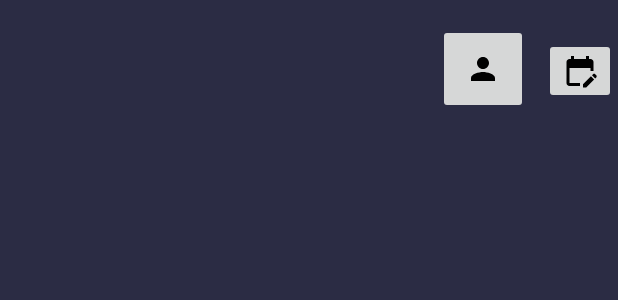
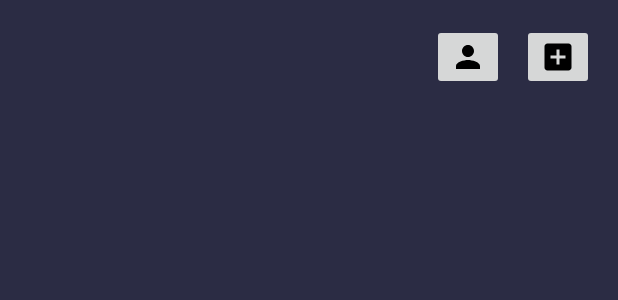
Before and after one commit to DenKho1/ScheduleCalendar, an Android app: the layout activity_event_sched.xml on its own in the app's theme, with its tools: preview values and no code run, on a phone screen of 412 x 824 dp. Shown: the top 300 px of the screen. Run offline under Robolectric (Android 15) with nearby library versions, the phone set to English and light mode, and no system bars.

Commit message:
added some view switches

```diff
--- a/app/build.gradle
+++ b/app/build.gradle
@@ -34,8 +34,10 @@
 
 dependencies {
 
+    //noinspection GradleCompatible
     implementation 'com.android.support:appcompat-v7:28.0.0'
     implementation 'com.android.support.constraint:constraint-layout:2.0.4'
+    //noinspection GradleCompatible
     implementation 'com.android.support:design:28.0.0'
     testImplementation 'junit:junit:4.13.2'
     androidTestImplementation 'com.android.support.test:runner:1.0.2'
--- a/app/src/main/AndroidManifest.xml
+++ b/app/src/main/AndroidManifest.xml
@@ -33,6 +33,9 @@
             android:name=".Register"
             android:exported="false" />
         <activity
+            android:name=".EventSchedule"
+            android:exported="false" />
+        <activity
             android:name=".MainActivity"
             android:exported="true">
             <intent-filter>
--- a/app/src/main/java/com/mobdeve/s13/kho/denise/schedulecalendar/Account.kt
+++ b/app/src/main/java/com/mobdeve/s13/kho/denise/schedulecalendar/Account.kt
@@ -4,7 +4,6 @@
 import android.support.v7.app.AppCompatActivity
 import android.os.Bundle
 import android.widget.Button
-import android.widget.EditText
 import android.widget.ImageView
 import android.widget.TextView
 
@@ -29,6 +28,5 @@
             startActivity(intent)
         }
 
-
     }
 }
--- a/app/src/main/java/com/mobdeve/s13/kho/denise/schedulecalendar/MainActivity.kt
+++ b/app/src/main/java/com/mobdeve/s13/kho/denise/schedulecalendar/MainActivity.kt
@@ -11,10 +11,15 @@
         setContentView(R.layout.activity_main)
 
         val register=findViewById<Button>(R.id.RegisterButton)
+        val login=findViewById<Button>(R.id.LoginButton)
 
         register.setOnClickListener {
             val intent = Intent(this, Register::class.java)
             startActivity(intent)
         }
+        login.setOnClickListener() {
+            val intent = Intent(this, EventSchedule::class.java)
+            startActivity(intent)
+        }
     }
 }
--- a/app/src/main/java/com/mobdeve/s13/kho/denise/schedulecalendar/Register.kt
+++ b/app/src/main/java/com/mobdeve/s13/kho/denise/schedulecalendar/Register.kt
@@ -39,7 +39,7 @@
 
             else
             {
-                val intent = Intent(this, Account::class.java)
+                val intent = Intent(this, EventSchedule::class.java)
                 intent.putExtra("Username",name.text.toString())
                 intent.putExtra("Email",email.text.toString())
                 intent.putExtra("Mobile",mobile.text.toString())
--- /dev/null
+++ b/app/src/main/res/drawable/baseline_add_box_24.xml
@@ -0,0 +1,5 @@
+<vector android:height="24dp" android:tint="#000000"
+    android:viewportHeight="24" android:viewportWidth="24"
+    android:width="24dp" xmlns:android="http://schemas.android.com/apk/res/android">
+    <path android:fillColor="@android:color/white" android:pathData="M19,3L5,3c-1.11,0 -2,0.9 -2,2v14c0,1.1 0.89,2 2,2h14c1.1,0 2,-0.9 2,-2L21,5c0,-1.1 -0.9,-2 -2,-2zM17,13h-4v4h-2v-4L7,13v-2h4L11,7h2v4h4v2z"/>
+</vector>
--- /dev/null
+++ b/app/src/main/res/drawable/baseline_calendar_month_24.xml
@@ -0,0 +1,5 @@
+<vector android:height="24dp" android:tint="#000000"
+    android:viewportHeight="24" android:viewportWidth="24"
+    android:width="24dp" xmlns:android="http://schemas.android.com/apk/res/android">
+    <path android:fillColor="@android:color/white" android:pathData="M19,4h-1V2h-2v2H8V2H6v2H5C3.89,4 3.01,4.9 3.01,6L3,20c0,1.1 0.89,2 2,2h14c1.1,0 2,-0.9 2,-2V6C21,4.9 20.1,4 19,4zM19,20H5V10h14V20zM9,14H7v-2h2V14zM13,14h-2v-2h2V14zM17,14h-2v-2h2V14zM9,18H7v-2h2V18zM13,18h-2v-2h2V18zM17,18h-2v-2h2V18z"/>
+</vector>
--- a/app/src/main/res/layout/activity_event_sched.xml
+++ b/app/src/main/res/layout/activity_event_sched.xml
@@ -4,34 +4,35 @@
     xmlns:tools="http://schemas.android.com/tools"
     android:layout_width="match_parent"
     android:layout_height="match_parent"
-    android:background="#2B2C44"
-    android:backgroundTint="#2B2C44">
+    android:background="#2B2C44">
 
     <ImageButton
-        android:id="@+id/imageButton"
-        android:layout_width="60dp"
-        android:layout_height="60dp"
+        android:id="@+id/AddEvnt"
+        android:layout_width="wrap_content"
+        android:layout_height="wrap_content"
         android:layout_marginTop="16dp"
-        android:layout_marginEnd="60dp"
+        android:layout_marginEnd="16dp"
         app:layout_constraintEnd_toEndOf="parent"
         app:layout_constraintTop_toTopOf="parent"
-        tools:srcCompat="@drawable/baseline_person_24" />
+        app:srcCompat="@drawable/baseline_add_box_24" />
+
+    <ImageButton
+        android:id="@+id/AccBtn"
+        android:layout_width="wrap_content"
+        android:layout_height="wrap_content"
+        android:layout_marginTop="16dp"
+        android:layout_marginEnd="12dp"
+        app:layout_constraintEnd_toStartOf="@+id/AddEvnt"
+        app:layout_constraintTop_toTopOf="parent"
+        app:srcCompat="@drawable/baseline_person_24" />
 
     <android.support.v7.widget.RecyclerView
-        android:layout_width="409dp"
-        android:layout_height="653dp"
-        android:layout_marginStart="1dp"
-        android:layout_marginBottom="1dp"
-        app:layout_constraintBottom_toBottomOf="parent"
-        app:layout_constraintStart_toStartOf="parent" />
+        android:layout_width="406dp"
+        android:layout_height="597dp"
+        android:layout_marginTop="132dp"
+        app:layout_constraintEnd_toEndOf="parent"
+        app:layout_constraintHorizontal_bias="0.4"
+        app:layout_constraintStart_toStartOf="parent"
+        app:layout_constraintTop_toTopOf="parent" />
 
-    <ImageButton
-        android:id="@+id/imageButton2"
-        android:layout_width="wrap_content"
-        android:layout_height="wrap_content"
-        android:layout_marginTop="25dp"
-        android:layout_marginEnd="1dp"
-        app:layout_constraintEnd_toEndOf="parent"
-        app:layout_constraintTop_toTopOf="parent"
-        app:srcCompat="@drawable/baseline_edit_calendar_24" />
 </android.support.constraint.ConstraintLayout>
```
Also changed, not shown: app/src/main/java/com/mobdeve/s13/kho/denise/schedulecalendar/EventSched.kt (deleted, +0 -11 lines), app/src/main/java/com/mobdeve/s13/kho/denise/schedulecalendar/EventSchedule.kt (added, +25 -0 lines), app/src/main/res/layout/activity_main.xml (+4 -4 lines).
